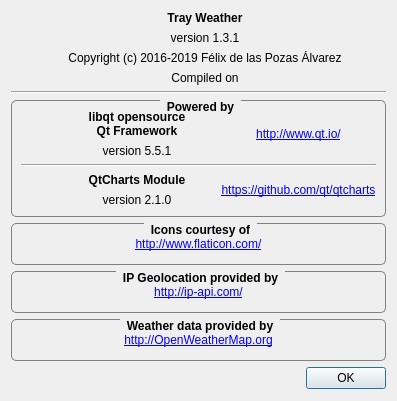
This is AboutDialog.ui in FelixdelasPozas/TrayWeather as Qt 5 draws it before an edit. The edited form follows.
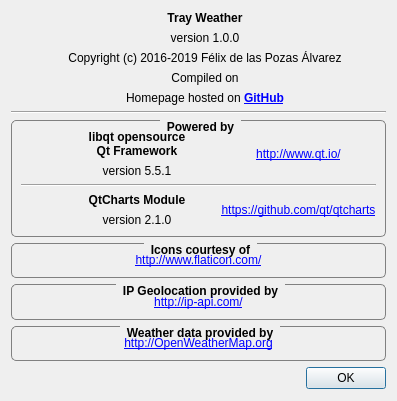
This is the edited form. Icons and pictures are not drawn.

Commit message: Fix: attempt to fix problems with high dpi displays. Github link on about page.

```diff
--- a/AboutDialog.ui
+++ b/AboutDialog.ui
@@ -78,7 +78,7 @@
          <item>
           <widget class="QLabel" name="m_version">
            <property name="text">
-            <string>version 1.3.1</string>
+            <string>version 1.0.0</string>
            </property>
            <property name="alignment">
             <set>Qt::AlignCenter</set>
@@ -105,6 +105,19 @@
            </property>
           </widget>
          </item>
+         <item>
+          <widget class="QLabel" name="label_4">
+           <property name="text">
+            <string>Homepage hosted on &lt;a href=https://github.com/FelixdelasPozas/TrayWeather&gt;&lt;b&gt;GitHub&lt;/b&gt;&lt;/a&gt;</string>
+           </property>
+           <property name="alignment">
+            <set>Qt::AlignCenter</set>
+           </property>
+           <property name="openExternalLinks">
+            <bool>true</bool>
+           </property>
+          </widget>
+         </item>
         </layout>
        </item>
        <item>
```
The commit also changes 7 other files.
